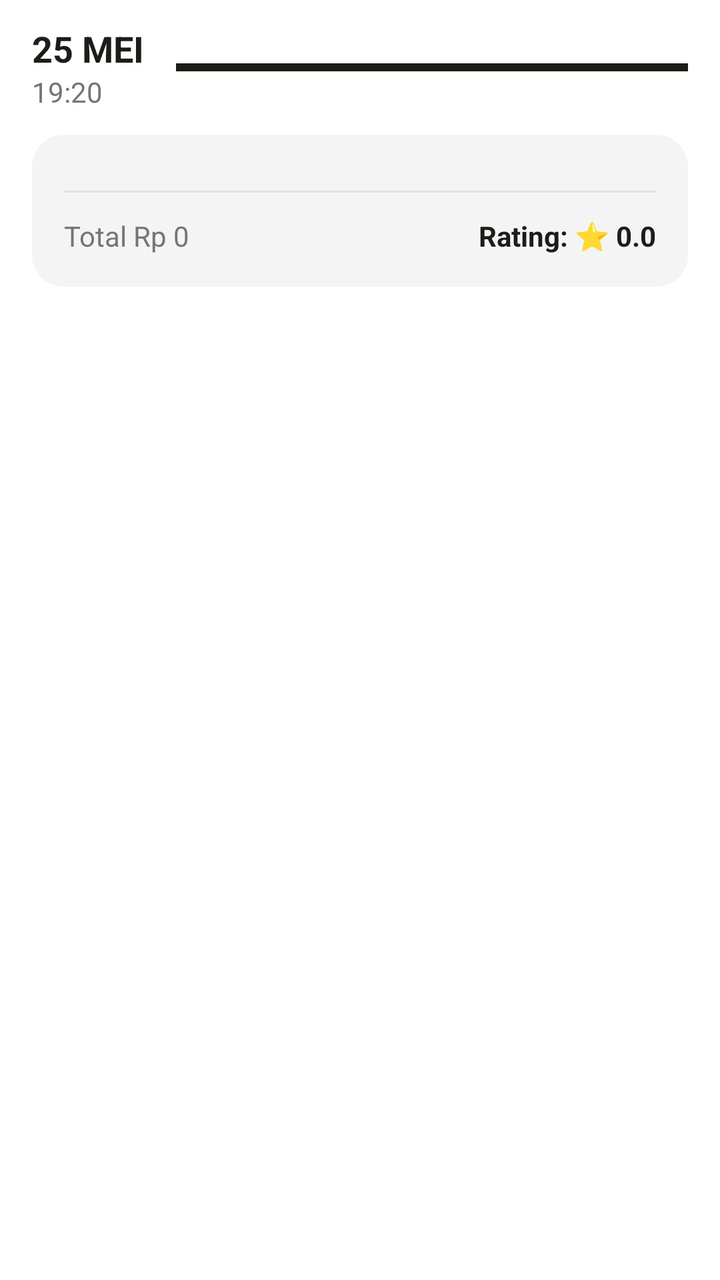
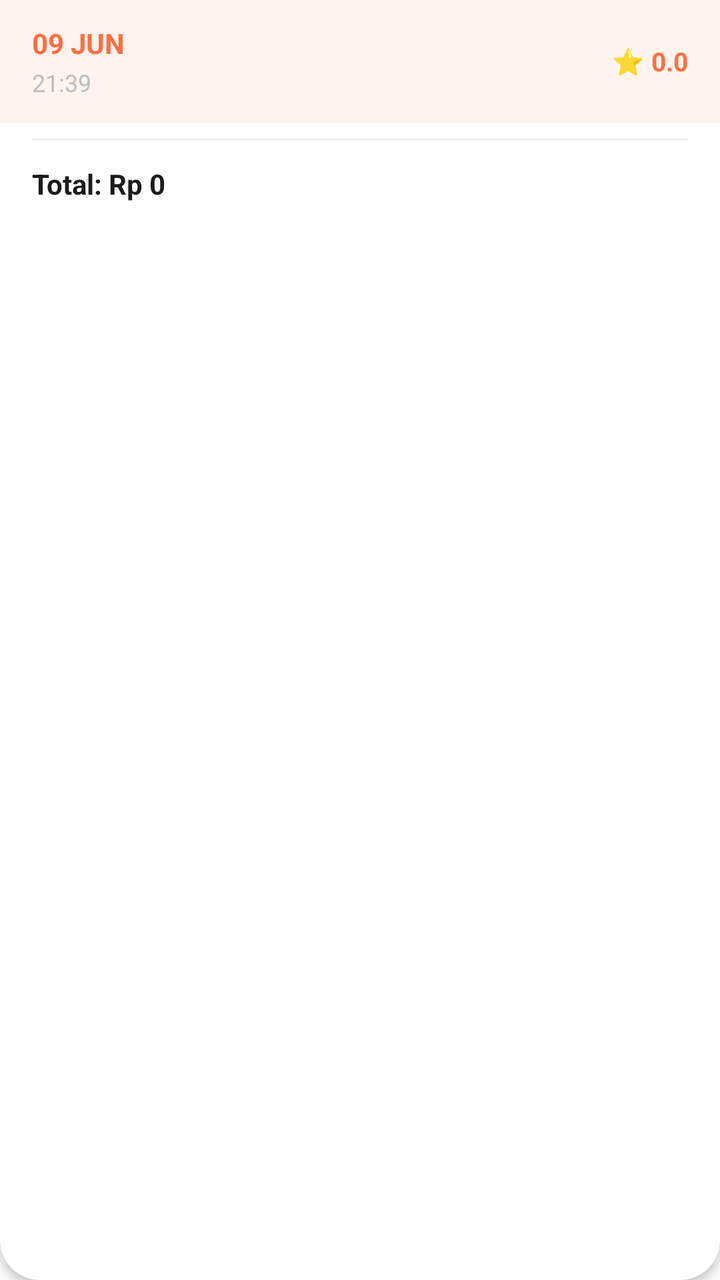

Compare the two renders of this Android layout. The source of the first and the diff that turns it into the second are given below.
<!-- AndroidManifest.xml: application theme Theme.KueWeh -->
<!-- res/layout/item_batch_riwayat.xml -->
<?xml version="1.0" encoding="utf-8"?>
<LinearLayout xmlns:android="http://schemas.android.com/apk/res/android"
    android:layout_width="match_parent"
    android:layout_height="wrap_content"
    android:orientation="vertical"
    android:paddingHorizontal="16dp"
    android:paddingVertical="12dp">

    <LinearLayout
        android:layout_width="match_parent"
        android:layout_height="wrap_content"
        android:orientation="horizontal"
        android:gravity="center_vertical"
        android:layout_marginBottom="12dp">

        <LinearLayout
            android:layout_width="wrap_content"
            android:layout_height="wrap_content"
            android:orientation="vertical"
            android:layout_marginEnd="16dp">
            <TextView
                android:id="@+id/tvBatchTanggal"
                android:layout_width="wrap_content"
                android:layout_height="wrap_content"
                android:text="25 MEI"
                android:textStyle="bold"
                android:textSize="18sp"
                android:textColor="#1E1C18"/>
            <TextView
                android:id="@+id/tvBatchJam"
                android:layout_width="wrap_content"
                android:layout_height="wrap_content"
                android:text="19:20"
                android:textColor="#757575"
                android:textSize="14sp"/>
        </LinearLayout>

        <View
            android:layout_width="match_parent"
            android:layout_height="4dp"
            android:background="#1E1C18"
            android:layout_gravity="center_vertical"/>
    </LinearLayout>

    <LinearLayout
        android:layout_width="match_parent"
        android:layout_height="wrap_content"
        android:orientation="vertical"
        android:background="@drawable/bg_batch_gray"
        android:padding="16dp">

        <LinearLayout
            android:id="@+id/containerItems"
            android:layout_width="match_parent"
            android:layout_height="wrap_content"
            android:orientation="vertical"/>

        <View
            android:layout_width="match_parent"
            android:layout_height="1dp"
            android:background="#E0E0E0"
            android:layout_marginVertical="12dp"/>

        <LinearLayout
            android:layout_width="match_parent"
            android:layout_height="wrap_content"
            android:orientation="horizontal">

            <TextView
                android:id="@+id/tvBatchTotal"
                android:layout_width="0dp"
                android:layout_height="wrap_content"
                android:layout_weight="1"
                android:text="Total Rp 0"
                android:textColor="#757575"
                android:textSize="14sp"/>

            <TextView
                android:id="@+id/tvBatchAvgRating"
                android:layout_width="wrap_content"
                android:layout_height="wrap_content"
                android:text="Rating: ⭐ 0.0"
                android:textStyle="bold"
                android:textColor="#1E1C18"/>
        </LinearLayout>
    </LinearLayout>
</LinearLayout>
<!-- resources referenced by this layout -->
<resources>
  <!-- drawable bg_batch_gray (drawable) -->
  <?xml version="1.0" encoding="utf-8"?>
  <shape xmlns:android="http://schemas.android.com/apk/res/android">
      <solid android:color="#F4F4F4" /> <corners android:radius="16dp" />
  </shape>
  <style name="Theme.KueWeh" parent="Theme.MaterialComponents.Light.NoActionBar">
          <item name="android:statusBarColor">@android:color/transparent</item>
  
          <item name="android:windowLightStatusBar">true</item>
      </style>
</resources>

<!-- the commit's change to res/layout/item_batch_riwayat.xml (unified diff, before → after) -->
@@ -3,85 +3,82 @@
     android:layout_width="match_parent"
     android:layout_height="wrap_content"
     android:orientation="vertical"
-    android:paddingHorizontal="16dp"
-    android:paddingVertical="12dp">
+    android:layout_marginHorizontal="16dp"
+    android:layout_marginVertical="8dp"
+    android:background="@drawable/bg_card_rounded"
+    android:elevation="3dp"
+    android:padding="0dp">
 
+    
     <LinearLayout
         android:layout_width="match_parent"
         android:layout_height="wrap_content"
         android:orientation="horizontal"
         android:gravity="center_vertical"
-        android:layout_marginBottom="12dp">
+        android:paddingHorizontal="16dp"
+        android:paddingVertical="12dp"
+        android:background="#FFF3EE">
 
         <LinearLayout
-            android:layout_width="wrap_content"
+            android:layout_width="0dp"
             android:layout_height="wrap_content"
-            android:orientation="vertical"
-            android:layout_marginEnd="16dp">
+            android:layout_weight="1"
+            android:orientation="vertical">
+
             <TextView
                 android:id="@+id/tvBatchTanggal"
                 android:layout_width="wrap_content"
                 android:layout_height="wrap_content"
-                android:text="25 MEI"
-                android:textStyle="bold"
-                android:textSize="18sp"
-                android:textColor="#1E1C18"/>
+                android:text="09 JUN"
+                android:textColor="#FF7043"
+                android:textSize="14sp"
+                android:textStyle="bold"/>
+
             <TextView
                 android:id="@+id/tvBatchJam"
                 android:layout_width="wrap_content"
                 android:layout_height="wrap_content"
-                android:text="19:20"
-                android:textColor="#757575"
-                android:textSize="14sp"/>
+                android:text="21:39"
+                android:textColor="#BDBDBD"
+                android:textSize="12sp"
+                android:layout_marginTop="2dp"/>
         </LinearLayout>
 
-        <View
-            android:layout_width="match_parent"
-            android:layout_height="4dp"
-            android:background="#1E1C18"
-            android:layout_gravity="center_vertical"/>
+        <TextView
+            android:id="@+id/tvBatchAvgRating"
+            android:layout_width="wrap_content"
+            android:layout_height="wrap_content"
+            android:text="⭐ 0.0"
+            android:textColor="#FF7043"
+            android:textSize="13sp"
+            android:textStyle="bold"/>
     </LinearLayout>
 
+    
     <LinearLayout
+        android:id="@+id/containerItems"
         android:layout_width="match_parent"
         android:layout_height="wrap_content"
         android:orientation="vertical"
-        android:background="@drawable/bg_batch_gray"
-        android:padding="16dp">
+        android:paddingVertical="4dp"/>
 
-        <LinearLayout
-            android:id="@+id/containerItems"
-            android:layout_width="match_parent"
-            android:layout_height="wrap_content"
-            android:orientation="vertical"/>
+    
+    <View
+        android:layout_width="match_parent"
+        android:layout_height="1dp"
+        android:background="#F0F0F0"
+        android:layout_marginHorizontal="16dp"/>
 
-        <View
-            android:layout_width="match_parent"
-            android:layout_height="1dp"
-            android:background="#E0E0E0"
-            android:layout_marginVertical="12dp"/>
+    
+    <TextView
+        android:id="@+id/tvBatchTotal"
+        android:layout_width="match_parent"
+        android:layout_height="wrap_content"
+        android:text="Total: Rp 0"
+        android:textColor="#1A1A1A"
+        android:textSize="14sp"
+        android:textStyle="bold"
+        android:paddingHorizontal="16dp"
+        android:paddingVertical="12dp"/>
 
-        <LinearLayout
-            android:layout_width="match_parent"
-            android:layout_height="wrap_content"
-            android:orientation="horizontal">
-
-            <TextView
-                android:id="@+id/tvBatchTotal"
-                android:layout_width="0dp"
-                android:layout_height="wrap_content"
-                android:layout_weight="1"
-                android:text="Total Rp 0"
-                android:textColor="#757575"
-                android:textSize="14sp"/>
-
-            <TextView
-                android:id="@+id/tvBatchAvgRating"
-                android:layout_width="wrap_content"
-                android:layout_height="wrap_content"
-                android:text="Rating: ⭐ 0.0"
-                android:textStyle="bold"
-                android:textColor="#1E1C18"/>
-        </LinearLayout>
-    </LinearLayout>
 </LinearLayout>
<!-- resource entries referenced after the edit -->
@@ -1,9 +1,10 @@
 <!-- resources referenced by this layout -->
 <resources>
-  <!-- drawable bg_batch_gray (drawable) -->
+  <!-- drawable bg_card_rounded (drawable) -->
   <?xml version="1.0" encoding="utf-8"?>
   <shape xmlns:android="http://schemas.android.com/apk/res/android">
-      <solid android:color="#F4F4F4" /> <corners android:radius="16dp" />
+      <solid android:color="#FFFFFF"/>
+      <corners android:radius="20dp"/>
   </shape>
   <style name="Theme.KueWeh" parent="Theme.MaterialComponents.Light.NoActionBar">
           <item name="android:statusBarColor">@android:color/transparent</item>
